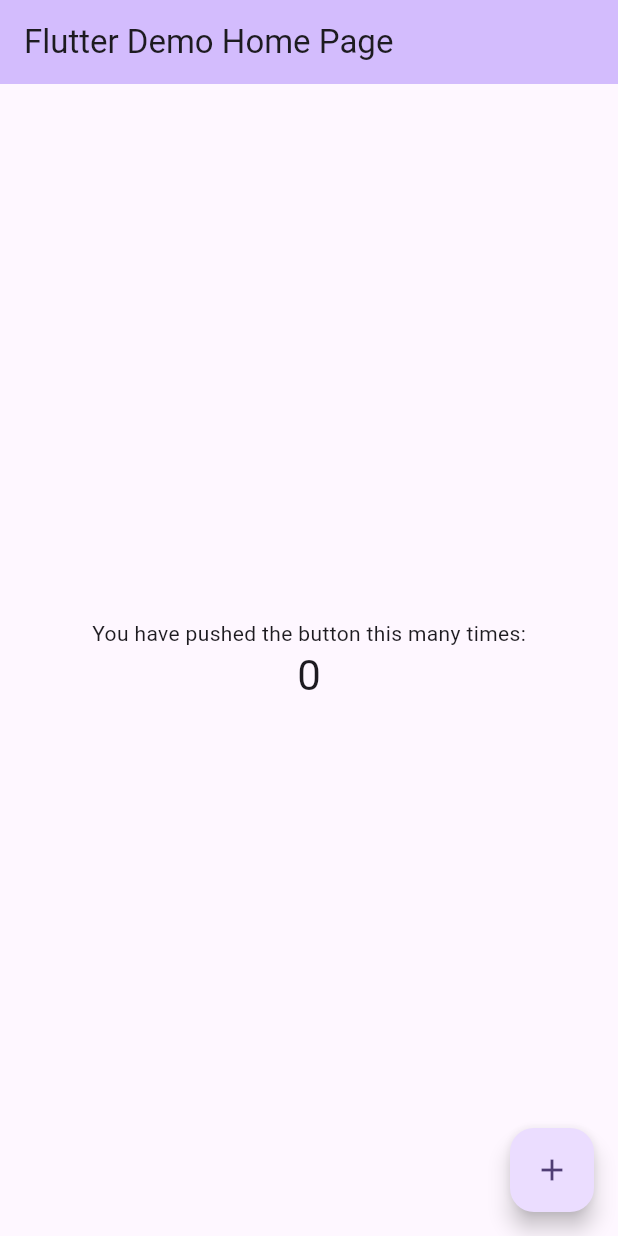
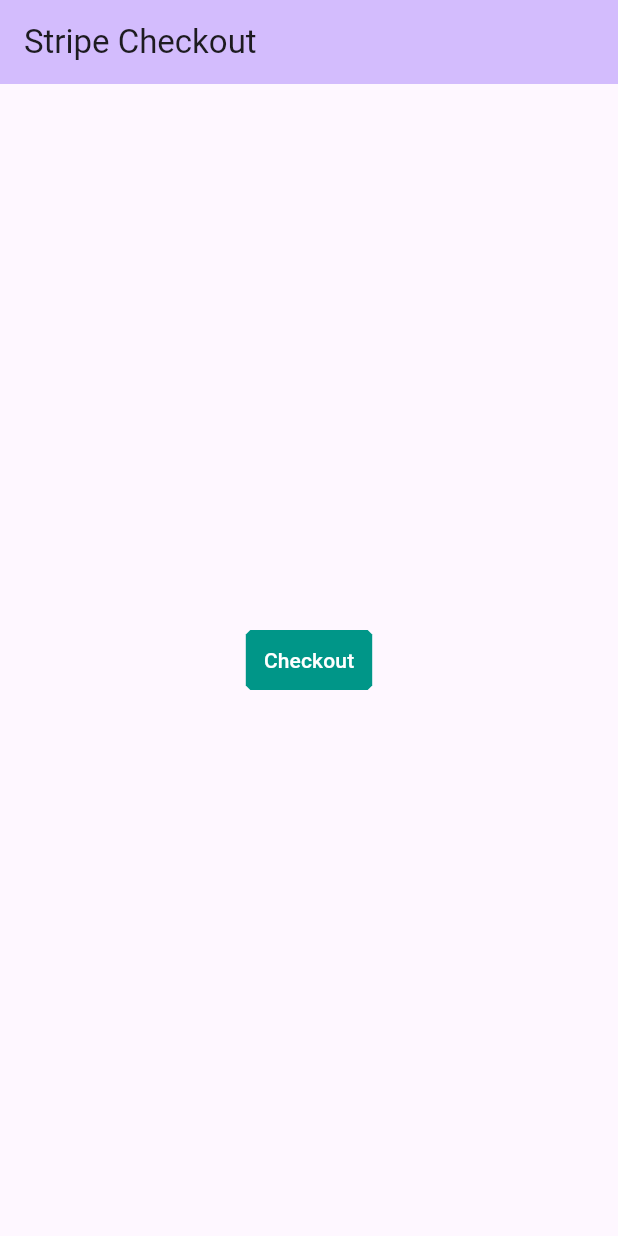
Before and after one commit to naeemibrahim969/payment_methods_ex, a Flutter app: the screen it shows after launch, on a phone screen of 412 x 824 dp. Run offline on Flutter 3.47's test engine with Material 3 defaults, Android fonts, the phone set to English and light mode, and no system bars; missing offline and left inert: stripe_checkout.

Commit message:
Stripe M1

```diff
--- a/lib/main.dart
+++ b/lib/main.dart
@@ -1,4 +1,5 @@
 import 'package:flutter/material.dart';
+import 'package:flutter_payment_methods/stripe_service.dart';
 
 void main() {
   runApp(const MyApp());
@@ -11,43 +12,19 @@ class MyApp extends StatelessWidget {
   @override
   Widget build(BuildContext context) {
     return MaterialApp(
+      debugShowCheckedModeBanner: false,
       title: 'Flutter Demo',
       theme: ThemeData(
-        // This is the theme of your application.
-        //
-        // TRY THIS: Try running your application with "flutter run". You'll see
-        // the application has a purple toolbar. Then, without quitting the app,
-        // try changing the seedColor in the colorScheme below to Colors.green
-        // and then invoke "hot reload" (save your changes or press the "hot
-        // reload" button in a Flutter-supported IDE, or press "r" if you used
-        // the command line to start the app).
-        //
-        // Notice that the counter didn't reset back to zero; the application
-        // state is not lost during the reload. To reset the state, use hot
-        // restart instead.
-        //
-        // This works for code too, not just values: Most code changes can be
-        // tested with just a hot reload.
         colorScheme: ColorScheme.fromSeed(seedColor: Colors.deepPurple),
         useMaterial3: true,
       ),
-      home: const MyHomePage(title: 'Flutter Demo Home Page'),
+      home: const MyHomePage(title: 'Stripe Checkout'),
     );
   }
 }
 
 class MyHomePage extends StatefulWidget {
   const MyHomePage({super.key, required this.title});
-
-  // This widget is the home page of your application. It is stateful, meaning
-  // that it has a State object (defined below) that contains fields that affect
-  // how it looks.
-
-  // This class is the configuration for the state. It holds the values (in this
-  // case the title) provided by the parent (in this case the App widget) and
-  // used by the build method of the State. Fields in a Widget subclass are
-  // always marked "final".
-
   final String title;
 
   @override
@@ -55,71 +32,55 @@ class MyHomePage extends StatefulWidget {
 }
 
 class _MyHomePageState extends State<MyHomePage> {
-  int _counter = 0;
-
-  void _incrementCounter() {
-    setState(() {
-      // This call to setState tells the Flutter framework that something has
-      // changed in this State, which causes it to rerun the build method below
-      // so that the display can reflect the updated values. If we changed
-      // _counter without calling setState(), then the build method would not be
-      // called again, and so nothing would appear to happen.
-      _counter++;
-    });
-  }
-
   @override
   Widget build(BuildContext context) {
-    // This method is rerun every time setState is called, for instance as done
-    // by the _incrementCounter method above.
-    //
-    // The Flutter framework has been optimized to make rerunning build methods
-    // fast, so that you can just rebuild anything that needs updating rather
-    // than having to individually change instances of widgets.
     return Scaffold(
       appBar: AppBar(
-        // TRY THIS: Try changing the color here to a specific color (to
-        // Colors.amber, perhaps?) and trigger a hot reload to see the AppBar
-        // change color while the other colors stay the same.
         backgroundColor: Theme.of(context).colorScheme.inversePrimary,
-        // Here we take the value from the MyHomePage object that was created by
-        // the App.build method, and use it to set our appbar title.
         title: Text(widget.title),
       ),
       body: Center(
         // Center is a layout widget. It takes a single child and positions it
         // in the middle of the parent.
-        child: Column(
-          // Column is also a layout widget. It takes a list of children and
-          // arranges them vertically. By default, it sizes itself to fit its
-          // children horizontally, and tries to be as tall as its parent.
-          //
-          // Column has various properties to control how it sizes itself and
-          // how it positions its children. Here we use mainAxisAlignment to
-          // center the children vertically; the main axis here is the vertical
-          // axis because Columns are vertical (the cross axis would be
-          // horizontal).
-          //
-          // TRY THIS: Invoke "debug painting" (choose the "Toggle Debug Paint"
-          // action in the IDE, or press "p" in the console), to see the
-          // wireframe for each widget.
-          mainAxisAlignment: MainAxisAlignment.center,
-          children: <Widget>[
-            const Text(
-              'You have pushed the button this many times:',
-            ),
-            Text(
-              '$_counter',
-              style: Theme.of(context).textTheme.headlineMedium,
-            ),
-          ],
-        ),
-      ),
-      floatingActionButton: FloatingActionButton(
-        onPressed: _incrementCounter,
-        tooltip: 'Increment',
-        child: const Icon(Icons.add),
-      ), // This trailing comma makes auto-formatting nicer for build methods.
+        child: Center(
+          child: TextButton(
+              onPressed: () async{
+                var items  = [
+                  {
+                    "productPrice":5,
+                    "productName":"Apple",
+                    "qty":5
+                  },
+                  {
+                    "productPrice":5,
+                    "productName":"Orange",
+                    "qty":10
+                  },
+                ];
+
+                await StripeService.stripePaymentCheckout(items, 500, context,
+                  mounted,
+                  onSuccess: (){
+                    print('SUCCESS');
+                  },
+                  onCancel: (){
+                    print('CANCEL');
+                  },
+                  onError: (e){
+                    print('ERROR: '+e.toString());
+                  }
+                );
+              },
+              style: TextButton.styleFrom(
+                backgroundColor: Colors.teal,
+                foregroundColor: Colors.white,
+                shape: const BeveledRectangleBorder(
+                  borderRadius: BorderRadius.all(Radius.circular(3))
+                )
+              ),
+              child: const Text("Checkout")),
+        )
+      ),// This trailing comma makes auto-formatting nicer for build methods.
     );
   }
 }
--- /dev/null
+++ b/lib/stripe_service.dart
@@ -0,0 +1,69 @@
+import 'dart:convert';
+
+import 'package:http/http.dart' as http;
+import 'package:stripe_checkout/stripe_checkout.dart';
+
+class StripeService{
+
+  static String secretKey = "sk_test_RrncwA2T2wFHZr60x1cXIA09003k3GlFCw";
+  static String publishableKey = "pk_test_9yXR1n1GNmEOIJEnjUMvT9xj00yOY8CsxN";
+
+
+  static Future<dynamic> createCheckoutSession(List<dynamic> productItems,totalAmount) async{
+    final url = Uri.parse("https://api.stripe.com/v1/checkout/sessions");
+
+    String lineItems = "";
+    int index = 0;
+    for (var item in productItems) {
+      var productPrice = (item["productPrice"] * 100).round().toString();
+      lineItems += "&line_items[$index][price_data][product_data][name]=${item['productName']}";
+      lineItems += "&line_items[$index][price_data][unit_amount]=$productPrice";
+      lineItems += "&line_items[$index][price_data][currency]=USD";
+      lineItems += "&line_items[$index][quantity]=${item['qty'].toString()}";
+
+      index++;
+    }
+
+    final response = await http.post(
+        url,
+        body: 'success_url=https://checkout.stripe.dev/success&mode=payment$lineItems',
+        headers: { 'Authorization':'Bearer $secretKey','Content-Type':'application/x-www-form-urlencoded'}
+    );
+
+    return json.decode(response.body)['id'];
+  }
+
+
+  static Future<dynamic> stripePaymentCheckout(
+      productItems,
+      subTotal,
+      context,
+      mounted,{
+        onSuccess,
+        onCancel,
+        onError
+      }) async{
+
+    final String sessionId = await createCheckoutSession(productItems, subTotal);
+
+    final result = await redirectToCheckout(
+        context: context,
+        sessionId: sessionId,
+        publishableKey: publishableKey,
+        successUrl: "https://checkout.stripe.dev/success",
+        canceledUrl: "https://checkout.stripe.dev/cancel"
+    );
+
+    if(mounted){
+      final text = result.when(
+          redirected: () => "Redirect Successfully",
+          success: () => onSuccess(),
+          canceled: () => onCancel(),
+          error: (e) => onError()
+      );
+
+      return text;
+    }
+
+  }
+}
```
Also changed, not shown: pubspec.yaml (+2 -12 lines), pubspec.lock, 6 other files.
